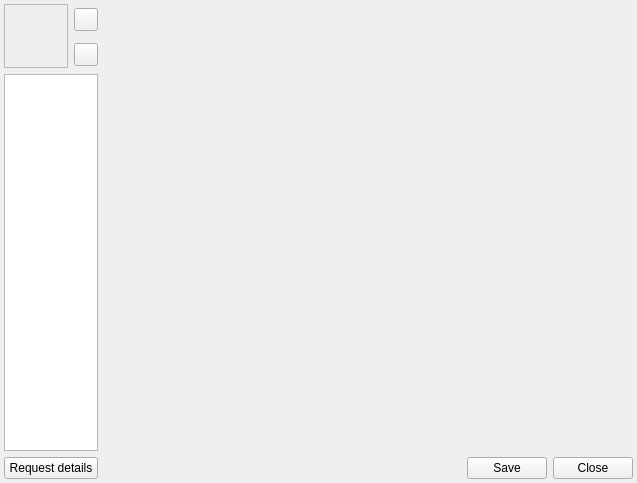
Qt form src/corelayers/contactinfo/userinformation.ui (euroelessar/qutim) before a commit.
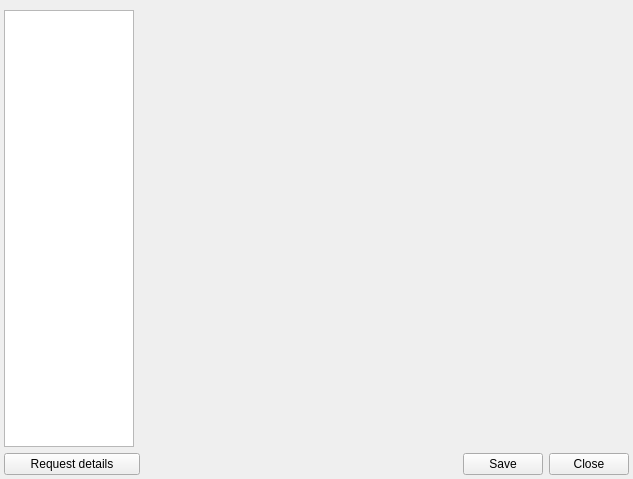
The same form after that commit. Icons and pictures are not drawn.

Commit message: Moved to DataForms API for avatar widgets in the contactinfo layer.

Diff of the .ui file:
```diff
--- a/src/corelayers/contactinfo/userinformation.ui
+++ b/src/corelayers/contactinfo/userinformation.ui
@@ -6,8 +6,8 @@
    <rect>
     <x>0</x>
     <y>0</y>
-    <width>637</width>
-    <height>483</height>
+    <width>633</width>
+    <height>479</height>
    </rect>
   </property>
   <property name="windowTitle">
@@ -17,39 +17,7 @@
    <property name="margin">
     <number>4</number>
    </property>
-   <item row="0" column="0" rowspan="2">
-    <widget class="QLabel" name="pictureLabel">
-     <property name="minimumSize">
-      <size>
-       <width>64</width>
-       <height>64</height>
-      </size>
-     </property>
-     <property name="maximumSize">
-      <size>
-       <width>64</width>
-       <height>64</height>
-      </size>
-     </property>
-     <property name="frameShape">
-      <enum>QFrame::StyledPanel</enum>
-     </property>
-     <property name="text">
-      <string/>
-     </property>
-     <property name="alignment">
-      <set>Qt::AlignCenter</set>
-     </property>
-    </widget>
-   </item>
-   <item row="0" column="1">
-    <widget class="QToolButton" name="addButton">
-     <property name="text">
-      <string/>
-     </property>
-    </widget>
-   </item>
-   <item row="0" column="2" rowspan="4">
+   <item row="0" column="2" rowspan="3">
     <layout class="QVBoxLayout" name="verticalLayout">
      <item>
       <widget class="QStackedWidget" name="detailsStackedWidget">
@@ -99,14 +67,7 @@
      </item>
     </layout>
    </item>
-   <item row="1" column="1">
-    <widget class="QToolButton" name="removeButton">
-     <property name="text">
-      <string/>
-     </property>
-    </widget>
-   </item>
-   <item row="2" column="0" colspan="2">
+   <item row="1" column="0">
     <widget class="QListWidget" name="infoListWidget">
      <property name="maximumSize">
       <size>
@@ -119,7 +80,7 @@
      </property>
     </widget>
    </item>
-   <item row="3" column="0" colspan="2">
+   <item row="2" column="0" colspan="2">
     <widget class="QPushButton" name="requestButton">
      <property name="minimumSize">
       <size>
```
Left out of the diff: 4 changed lines with no effect on the pictures. The commit also changes 2 other files.
